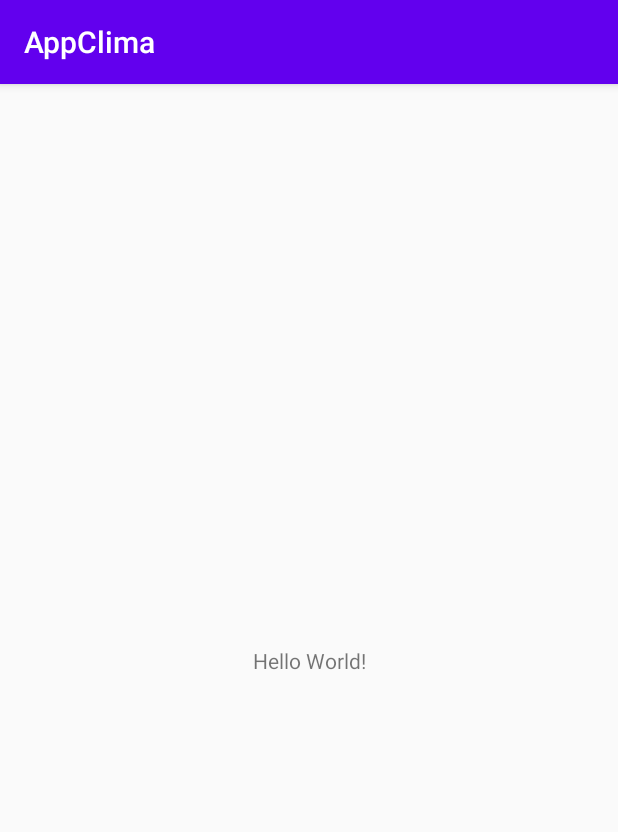
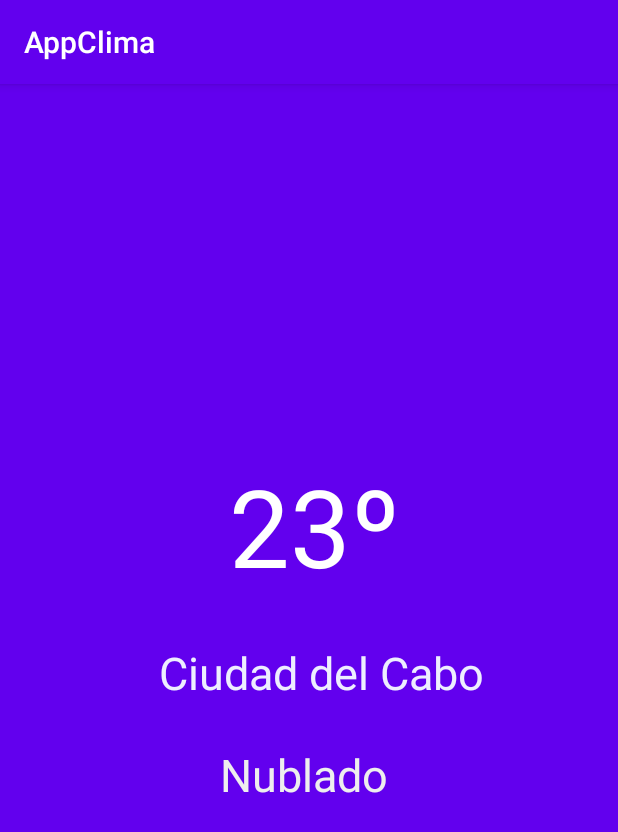
Before and after one commit to Seplarui/appClima, an Android app: the screen it shows after launch (MainActivity), on a phone screen of 412 x 824 dp. Shown: the top 832 px of the screen. Run offline under Robolectric (Android 15) with nearby library versions, the phone set to English and light mode, and no system bars.

```diff
--- a/app/src/main/res/layout/activity_main.xml
+++ b/app/src/main/res/layout/activity_main.xml
@@ -1,18 +1,45 @@
 <?xml version="1.0" encoding="utf-8"?>
-<androidx.constraintlayout.widget.ConstraintLayout xmlns:android="http://schemas.android.com/apk/res/android"
+<RelativeLayout xmlns:android="http://schemas.android.com/apk/res/android"
     xmlns:app="http://schemas.android.com/apk/res-auto"
     xmlns:tools="http://schemas.android.com/tools"
     android:layout_width="match_parent"
     android:layout_height="match_parent"
+    android:background="@color/colorPrimary"
     tools:context=".MainActivity">
 
     <TextView
+        android:id="@+id/tvCiudad"
         android:layout_width="wrap_content"
         android:layout_height="wrap_content"
-        android:text="Hello World!"
-        app:layout_constraintBottom_toBottomOf="parent"
-        app:layout_constraintLeft_toLeftOf="parent"
-        app:layout_constraintRight_toRightOf="parent"
-        app:layout_constraintTop_toTopOf="parent" />
+        android:layout_alignParentEnd="true"
+        android:layout_alignParentBottom="true"
+        android:layout_marginEnd="89dp"
+        android:layout_marginBottom="355dp"
+        android:text="@string/texto_ciudad"
+        android:textColor="@color/color_ciudad"
+        android:textSize="30sp" />
 
-</androidx.constraintlayout.widget.ConstraintLayout>
+    <TextView
+        android:id="@+id/tvStatus"
+        android:layout_width="176dp"
+        android:layout_height="66dp"
+        android:layout_alignParentEnd="true"
+        android:layout_alignParentBottom="true"
+        android:layout_marginEnd="89dp"
+        android:layout_marginBottom="262dp"
+        android:text="@string/texto_estatus"
+        android:textColor="@color/color_status"
+        android:textSize="30sp" />
+
+    <TextView
+        android:id="@+id/tvGrados"
+        android:layout_width="wrap_content"
+        android:layout_height="wrap_content"
+        android:layout_alignParentEnd="true"
+        android:layout_alignParentBottom="true"
+        android:layout_marginEnd="145dp"
+        android:layout_marginBottom="425dp"
+        android:text="@string/texto_grados"
+        android:textColor="@color/color_grados"
+        android:textSize="72sp" />
+</RelativeLayout>
--- a/app/src/main/res/values/colors.xml
+++ b/app/src/main/res/values/colors.xml
@@ -3,4 +3,8 @@
     <color name="colorPrimary">#6200EE</color>
     <color name="colorPrimaryDark">#3700B3</color>
     <color name="colorAccent">#03DAC5</color>
+
+    <color name="color_grados">#ffffff</color>
+    <color name="color_ciudad">#eeeeff</color>
+    <color name="color_status">#eeeeee</color>
 </resources>
--- a/app/src/main/res/values/strings.xml
+++ b/app/src/main/res/values/strings.xml
@@ -1,3 +1,6 @@
 <resources>
     <string name="app_name">AppClima</string>
+    <string name="texto_grados">23º</string>
+    <string name="texto_ciudad">Ciudad del Cabo</string>
+    <string name="texto_estatus">Nublado</string>
 </resources>
```
